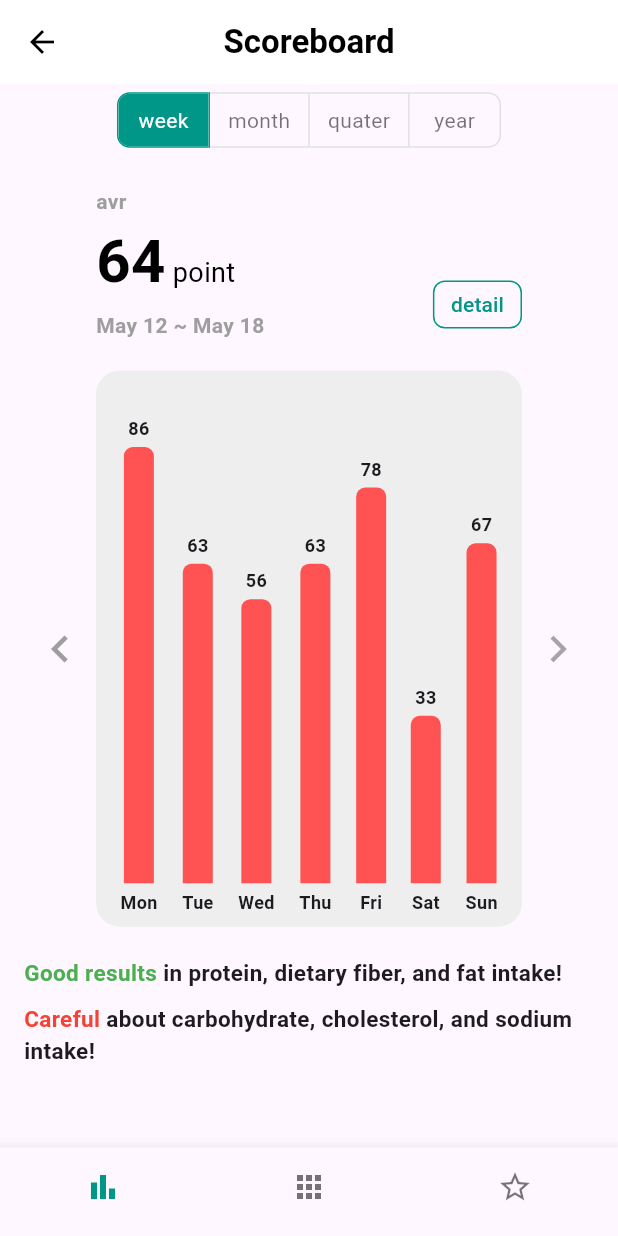
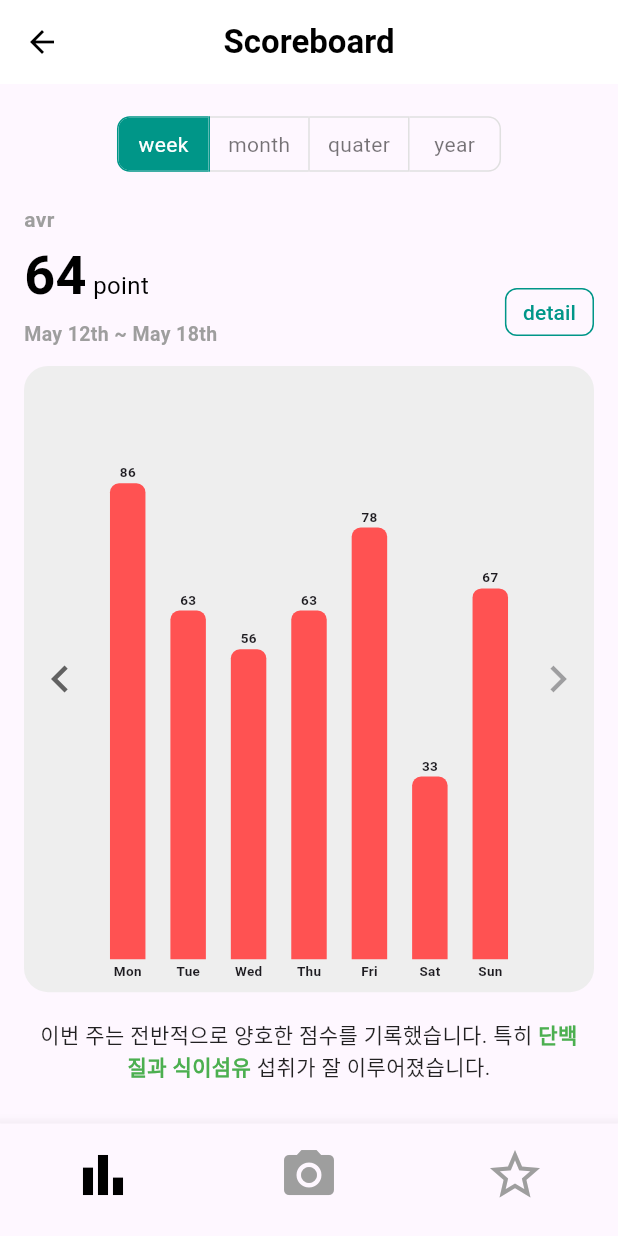
Before and after one commit to mecc91/healthapp, a Flutter app: the Scoreboard screen opened directly, on a phone screen of 412 x 824 dp. Run offline on Flutter 3.47's test engine with Material 3 defaults, Android fonts, the phone set to English and light mode, and no system bars; our stand-ins replace image_picker.

Commit message:
그래프 overflow 버그 수정

```diff
--- a/lib/scoreboardPage/scoreboard.dart
+++ b/lib/scoreboardPage/scoreboard.dart
@@ -1,17 +1,20 @@
 import 'package:flutter/material.dart';
 import 'package:intl/intl.dart'; // 날짜 포맷팅을 위해 추가
 import 'dart:math'; // 랜덤 데이터 생성을 위해 추가
+// import 'dart:io'; // Required for _takePicture -> MealRecord if needed // 필요시 활성화
+import 'package:image_picker/image_picker.dart'; // Required for _takePicture
+import 'package:healthymeal/mealrecordPage/mealrecord.dart'; // For MealRecord page
+import 'package:healthymeal/recommendationPage/recommendation.dart'; // For Recommendation page
 import '../nutrientintakePage/nutrientintake.dart'; // 상세 화면 import 추가
 
 // 기본 테마 색상 정의
 const Color primaryColor = Colors.teal;
 const Color accentColor = Colors.redAccent;
-const double arrowButtonHorizontalSpace = 48.0;
+// const double arrowButtonHorizontalSpace = 48.0; // 이 상수는 "avr" 섹션 패딩에 직접 사용되지 않음
 
 // --- 데이터 시뮬레이션 설정 ---
-// 오늘 날짜 기준 몇 주 전/후 데이터까지 생성할지 설정
 const int weeksOfDataBeforeToday = 4;
-const int weeksOfDataAfterToday = 0; // 미래 데이터는 없다고 가정
+const int weeksOfDataAfterToday = 0;
 
 class Scoreboard extends StatefulWidget {
   const Scoreboard({super.key});
@@ -21,18 +24,36 @@ class Scoreboard extends StatefulWidget {
 }
 
 class _ScoreboardState extends State<Scoreboard> {
-  List<bool> _isSelected = [true, false, false, false];
-  int _selectedIndex = 0;
+  List<bool> _isSelectedToggle = [true, false, false, false];
 
-  // --- 상태 변수 추가 ---
-  late DateTime currentWeekStartDate; // 현재 표시 중인 주의 시작일 (월요일 기준)
-  late DateTime oldestWeekStartDate; // 표시 가능한 가장 오래된 주의 시작일
-  late DateTime newestWeekStartDate; // 표시 가능한 가장 최신 주의 시작일
-  List<Map<String, dynamic>> currentWeekData = []; // 현재 주의 데이터
-  double currentAverageScore = 0; // 현재 주의 평균 점수
+  late DateTime currentWeekStartDate;
+  late DateTime oldestWeekStartDate;
+  late DateTime newestWeekStartDate;
+  List<Map<String, dynamic>> currentWeekData = [];
+  double currentAverageScore = 0;
 
-  // 요일 이름 매핑 (데이터 생성 시 사용)
   final List<String> dayNames = ['Mon', 'Tue', 'Wed', 'Thu', 'Fri', 'Sat', 'Sun'];
+  final ImagePicker _picker = ImagePicker();
+
+  Future<void> _takePicture() async {
+    final XFile? pickedFile = await _picker.pickImage(source: ImageSource.camera);
+    if (pickedFile != null) {
+      if (mounted) {
+        Navigator.push(
+          context,
+          MaterialPageRoute(
+            builder: (context) => MealRecord(initialImageFile: pickedFile),
+          ),
+        );
+      }
+    } else {
+      if (mounted) {
+        ScaffoldMessenger.of(context).showSnackBar(
+          const SnackBar(content: Text('사진 촬영이 취소되었거나 실패했습니다.')),
+        );
+      }
+    }
+  }
 
   @override
   void initState() {
@@ -40,20 +61,14 @@ class _ScoreboardState extends State<Scoreboard> {
     _initializeDatesAndData();
   }
 
-  // 날짜 및 초기 데이터 설정
   void _initializeDatesAndData() {
     final now = DateTime.now();
-    // 현재 주의 월요일 계산
     currentWeekStartDate = now.subtract(Duration(days: now.weekday - 1));
-    // 가장 오래된 주와 최신 주 계산
     oldestWeekStartDate = currentWeekStartDate.subtract(Duration(days: weeksOfDataBeforeToday * 7));
-    newestWeekStartDate = currentWeekStartDate.subtract(Duration(days: -weeksOfDataAfterToday * 7));
-
-    // 초기 데이터 로드
+    newestWeekStartDate = currentWeekStartDate.add(Duration(days: weeksOfDataAfterToday * 7));
     _loadWeekData(currentWeekStartDate);
   }
 
-  // 특정 주의 데이터 로드 (시뮬레이션)
   void _loadWeekData(DateTime startDate) {
     setState(() {
       currentWeekStartDate = startDate;
@@ -62,40 +77,40 @@ class _ScoreboardState extends State<Scoreboard> {
     });
   }
 
-  // 주간 데이터 시뮬레이션 함수
   List<Map<String, dynamic>> _getSimulatedWeekData(DateTime startDate) {
-    // startDate를 기반으로 고유한 랜덤 시드를 생성하여 매번 같은 주에 대해 동일한 데이터 생성
     final random = Random(startDate.millisecondsSinceEpoch ~/ Duration.millisecondsPerDay);
     List<Map<String, dynamic>> weekData = [];
     for (int i = 0; i < 7; i++) {
       weekData.add({
         'day': dayNames[i],
-        'value': random.nextInt(71) + 30, // 30 ~ 100 사이의 랜덤 점수
+        'value': random.nextInt(71) + 30, // 30 ~ 100 사이의 점수
       });
     }
     return weekData;
   }
 
-  // 평균 점수 계산
   double _calculateAverageScore(List<Map<String, dynamic>> data) {
     if (data.isEmpty) return 0;
     final totalScore = data.map((d) => d['value'] as int).reduce((a, b) => a + b);
     return totalScore / data.length;
   }
 
-  // 날짜 범위 포맷팅
   String _formatDateRange(DateTime startDate) {
     final endDate = startDate.add(const Duration(days: 6));
-    // 예: April 28 ~ May 4
-    final formatter = DateFormat('MMMM d'); // 'th' 등 서수 표현은 intl 기본 기능 아님
-    return "${formatter.format(startDate)} ~ ${formatter.format(endDate)}";
+    String formatWithSuffix(DateTime date) {
+        String day = DateFormat('d').format(date);
+        String suffix = 'th';
+        if (day.endsWith('1') && !day.endsWith('11')) suffix = 'st';
+        else if (day.endsWith('2') && !day.endsWith('12')) suffix = 'nd';
+        else if (day.endsWith('3') && !day.endsWith('13')) suffix = 'rd';
+        return "${DateFormat('MMMM').format(date)} ${day}${suffix}";
+    }
+    return "${formatWithSuffix(startDate)} ~ ${formatWithSuffix(endDate)}";
   }
 
-  // 이전/다음 주로 변경하는 로직
   void _changeWeek(int weeksToAdd) {
     final targetStartDate = currentWeekStartDate.add(Duration(days: weeksToAdd * 7));
 
-    // 경계 확인
     if (targetStartDate.isBefore(oldestWeekStartDate)) {
       ScaffoldMessenger.of(context).showSnackBar(
         const SnackBar(content: Text('더 이상 이전 데이터가 없습니다.'), duration: Duration(seconds: 1)),
@@ -108,36 +123,17 @@ class _ScoreboardState extends State<Scoreboard> {
       );
       return;
     }
-
-    // 데이터 로드
     _loadWeekData(targetStartDate);
   }
 
-
-  // 컨테이너 높이에 따라 막대 최대 높이 계산
-  double calculateMaxBarHeight(double containerHeight) {
-    const double verticalPaddingAndLabelsHeight = 80.0;
-    double calculatedHeight = containerHeight - verticalPaddingAndLabelsHeight;
-    return calculatedHeight > 50 ? calculatedHeight : 50.0;
-  }
-
-  // 값에 따른 막대 높이 계산 (maxBarHeight 인자 추가)
-  double calculateBarHeight(int value, double maxBarHeight) {
-     // 현재 주 데이터의 최대값 찾기
-     if (currentWeekData.isEmpty) return 0;
-     // 데이터가 모두 0 이하일 경우 maxValue가 0이 될 수 있으므로 기본값 1 설정
-     final maxValue = currentWeekData.map((d) => d['value'] as int).reduce((a, b) => a > b ? a : b);
-     if (maxValue <= 0 || maxBarHeight <= 0) return 0; // 0 또는 음수 방지, 최대값이 0이하일 때 높이 0 반환
-     return (value / maxValue) * maxBarHeight;
+  double calculateBarHeight(int value, double heightFor100PointBar, int referenceMaxValue) {
+     if (value <= 0 || referenceMaxValue <= 0 || heightFor100PointBar <= 0) return 0;
+     double calculatedHeight = (value / referenceMaxValue.toDouble()) * heightFor100PointBar;
+     return max(0, calculatedHeight);
   }
 
   @override
   Widget build(BuildContext context) {
-    final screenSize = MediaQuery.of(context).size;
-    final double graphContainerHeight = screenSize.height * 0.45;
-    final double maxBarHeight = calculateMaxBarHeight(graphContainerHeight);
-
-    // 버튼 활성화 상태 결정
     final bool canGoBack = currentWeekStartDate.isAfter(oldestWeekStartDate);
     final bool canGoForward = currentWeekStartDate.isBefore(newestWeekStartDate);
 
@@ -150,20 +146,20 @@ class _ScoreboardState extends State<Scoreboard> {
         elevation: 0,
       ),
       body: Padding(
-        padding: const EdgeInsets.symmetric(horizontal: 16.0),
+        padding: const EdgeInsets.fromLTRB(16.0, 16.0, 16.0, 8.0), // 전체 화면 좌우 패딩
         child: Column(
           crossAxisAlignment: CrossAxisAlignment.start,
           children: [
-            Center( // ToggleButtons
+            Center(
               child: ToggleButtons(
-                isSelected: _isSelected,
+                // ... (토글 버튼 설정 - 변경 없음) ...
+                isSelected: _isSelectedToggle,
                 onPressed: (int index) {
                   setState(() {
-                    for (int i = 0; i < _isSelected.length; i++) {
-                      _isSelected[i] = false;
+                    for (int i = 0; i < _isSelectedToggle.length; i++) {
+                      _isSelectedToggle[i] = false;
                     }
-                    _isSelected[index] = true;
-                    // TODO: 다른 탭(month, quater, year) 기능 구현 시 로직 추가
+                    _isSelectedToggle[index] = true;
                   });
                 },
                 borderRadius: BorderRadius.circular(8.0),
@@ -181,12 +177,11 @@ class _ScoreboardState extends State<Scoreboard> {
                 ],
               ),
             ),
-            const SizedBox(height: 20),
-
-            // --- avr, 점수, 날짜, detail 버튼 영역 ---
-            Padding(
-              padding: const EdgeInsets.symmetric(horizontal: arrowButtonHorizontalSpace),
+            const SizedBox(height: 16),
+            Padding( // "avr" 점수 섹션 패딩: 그래프 영역과 시각적 정렬을 위해 좌우 패딩을 0 또는 작은 값으로 설정
+              padding: const EdgeInsets.symmetric(horizontal: 0), // 또는 4.0 등 작은 값
               child: Column(
+                // ... (avr 점수 표시 UI - 변경 없음) ...
                 crossAxisAlignment: CrossAxisAlignment.start,
                 children: [
                   const Text("avr", style: TextStyle(color: Colors.grey, fontSize: 14, fontWeight: FontWeight.bold)),
@@ -198,36 +193,32 @@ class _ScoreboardState extends State<Scoreboard> {
                       Column(
                         crossAxisAlignment: CrossAxisAlignment.start,
                         children: [
-                          Text.rich( // 평균 점수 표시
+                          Text.rich(
                             TextSpan(
-                              style: const TextStyle(fontSize: 40, fontWeight: FontWeight.bold, color: Colors.black),
+                              style: const TextStyle(fontSize: 36, fontWeight: FontWeight.bold, color: Colors.black),
                               children: [
-                                // 평균 점수를 반올림하여 정수로 표시
                                 TextSpan(text: currentAverageScore.toStringAsFixed(0)),
                                 const TextSpan(
                                   text: ' point',
-                                  style: TextStyle(fontSize: 18, fontWeight: FontWeight.normal),
+                                  style: TextStyle(fontSize: 16, fontWeight: FontWeight.normal),
                                 ),
                               ],
                             ),
                           ),
                           const SizedBox(height: 4),
-                          Text( // 날짜 범위 표시
+                          Text(
                             _formatDateRange(currentWeekStartDate),
-                            style: const TextStyle(color: Colors.grey, fontSize: 14, fontWeight: FontWeight.bold)
+                            style: const TextStyle(color: Colors.grey, fontSize: 13, fontWeight: FontWeight.bold)
                           ),
                         ],
                       ),
                       OutlinedButton(
-                        // --- 수정된 부분 ---
                         onPressed: () {
-                          // ScoreboardDetailScreen으로 이동
                           Navigator.push(
                             context,
                             MaterialPageRoute(builder: (context) => const NutrientIntake()),
                           );
                         },
-                        // --- 여기까지 ---
                         style: OutlinedButton.styleFrom(
                           foregroundColor: primaryColor, side: const BorderSide(color: primaryColor),
                           padding: const EdgeInsets.symmetric(horizontal: 12, vertical: 6),
@@ -241,56 +232,89 @@ class _ScoreboardState extends State<Scoreboard> {
                 ],
               )
             ),
-            const SizedBox(height: 20),
-
-            // --- 그래프 영역 (스와이프 감지 추가) ---
-            Row(
-              crossAxisAlignment: CrossAxisAlignment.center,
-              children: [
-                // 왼쪽 화살표 버튼 (활성화/비활성화)
-                IconButton(
-                  icon: const Icon(Icons.chevron_left),
-                  iconSize: 36.0,
-                  padding: EdgeInsets.zero,
-                  constraints: const BoxConstraints(),
-                  // 이전 주로 갈 수 없으면 onPressed 비활성화 (null)
-                  onPressed: canGoBack ? () => _changeWeek(-1) : null,
-                  // 비활성화 시 색상 변경
-                  color: canGoBack ? Colors.grey : Colors.grey.shade300,
-                ),
-                // GestureDetector로 스와이프 감지 영역 확장
+            const SizedBox(height: 12),
             Expanded(
-                  child: GestureDetector(
-                    // 스와이프 종료 시 호출
+              flex: 6, // 그래프 영역 flex 값
+              child: GestureDetector( // GestureDetector가 전체 그래프 영역(회색 배경)을 감쌈
                 onHorizontalDragEnd: (details) {
-                      // 스와이프 속도 및 방향 확인
-                      // --- 수정: 스와이프 방향 반전 ---
-                      if (details.primaryVelocity! > 100) { // 오른쪽 스와이프 (속도 임계값 조절 가능)
-                          _changeWeek(-1); // 이전 주 (스와이프 방향에 맞춰 수정)
-                      } else if (details.primaryVelocity! < -100) { // 왼쪽 스와이프
-                          _changeWeek(1); // 다음 주 (스와이프 방향에 맞춰 수정)
+                  if (details.primaryVelocity! > 100) {
+                      if (canGoBack) _changeWeek(-1);
+                  } else if (details.primaryVelocity! < -100) {
+                      if (canGoForward) _changeWeek(1);
                   }
                 },
-                    child: Container( // 그래프 컨테이너
-                      padding: const EdgeInsets.symmetric(vertical: 8, horizontal: 8),
-                      height: graphContainerHeight,
+                child: LayoutBuilder( // LayoutBuilder가 전체 그래프 영역의 제약조건을 제공
+                  builder: (context, constraints) {
+                    final double availableHeightForGraphContainer = constraints.maxHeight;
+                    final double availableWidthForGraphContainer = constraints.maxWidth;
+
+                    // 그래프 요소들의 예상 높이 및 패딩 (이전과 유사하게 유지 또는 미세 조정)
+                    const double valueTextFontSize = 9.0;
+                    const double dayTextFontSize = 9.0;
+                    const double textLineHeightApproximation = valueTextFontSize * 1.7;
+                    const double topSizedBoxHeight = 1.0;
+                    const double bottomSizedBoxHeight = 1.0;
+                    const double graphContainerVerticalPadding = 8.0 * 2; // 회색 컨테이너의 상하 패딩
+                    // 화살표 버튼의 대략적인 너비 (양쪽 합산) 및 내부 패딩 고려
+                    const double iconButtonEffectiveWidth = 36.0; // 아이콘 크기 기준, 실제 터치 영역은 더 클 수 있음
+                    const double horizontalPaddingForBarArea = 5.0 * 2; // 막대 영역 좌우 내부 패딩
+
+                    // 100점 기준 막대의 시각적 최대 높이 계산
+                    final double heightFor100PointBarVisual = availableHeightForGraphContainer -
+                        (textLineHeightApproximation * 2) -
+                        topSizedBoxHeight -
+                        bottomSizedBoxHeight -
+                        graphContainerVerticalPadding;
+
+                    // 실제 막대들이 그려질 영역의 순수 너비 계산
+                    final double barDisplayAreaWidth = availableWidthForGraphContainer -
+                                                  (iconButtonEffectiveWidth * 2) - // 양쪽 화살표 너비
+                                                  horizontalPaddingForBarArea; // 막대 영역 내부 패딩
+
+                    // 막대 너비 계산
+                    final double barWidth = barDisplayAreaWidth / (currentWeekData.length * 1.8); // 비율 조정 (막대 두께)
+
+                    return Container( // 회색 배경 컨테이너
+                      padding: const EdgeInsets.symmetric(vertical: 8.0, horizontal: 4.0), // 좌우 패딩 최소화 (화살표 공간 확보)
                       decoration: BoxDecoration(
                         color: Colors.grey.shade200,
                         borderRadius: BorderRadius.circular(16),
                       ),
-                      child: Row( // 막대 그래프
+                      child: Row( // 화살표와 막대 영역을 포함하는 Row
+                        crossAxisAlignment: CrossAxisAlignment.center,
+                        children: [
+                          IconButton( // 왼쪽 화살표
+                            icon: const Icon(Icons.chevron_left),
+                            iconSize: 36.0,
+                            padding: EdgeInsets.zero, // 패딩 최소화
+                            constraints: const BoxConstraints(), // 제약 최소화
+                            visualDensity: VisualDensity.compact, // 밀도 조정
+                            onPressed: canGoBack ? () => _changeWeek(-1) : null,
+                            color: canGoBack ? Colors.grey.shade700 : Colors.grey.shade300,
+                          ),
+                          Expanded( // 실제 막대들이 그려지는 영역
+                            child: Container(
+                              padding: const EdgeInsets.symmetric(horizontal: 5.0), // 막대 영역 좌우 패딩
+                              child: Row(
                                 crossAxisAlignment: CrossAxisAlignment.end,
                                 mainAxisAlignment: MainAxisAlignment.spaceAround,
                                 children: currentWeekData.map((dayData) {
-                          final barHeight = calculateBarHeight(dayData['value'], maxBarHeight);
+                                  final barHeightValue = calculateBarHeight(
+                                      dayData['value'],
+                                      heightFor100PointBarVisual > 0 ? heightFor100PointBarVisual : 0,
+                                      100 // 기준 최대값 (100점)
+                                  );
                                   return Column(
                                     mainAxisAlignment: MainAxisAlignment.end,
                                     children: [
-                              Text("${dayData['value']}", style: const TextStyle(fontWeight: FontWeight.bold, fontSize: 12)),
-                              const SizedBox(height: 4),
+                                      Text(
+                                        "${dayData['value']}",
+                                        style: const TextStyle(fontWeight: FontWeight.bold, fontSize: valueTextFontSize)
+                                      ),
+                                      const SizedBox(height: topSizedBoxHeight),
                                       Container(
-                                height: barHeight,
-                                width: 20,
+                                        height: barHeightValue,
+                                        width: barWidth > 0 ? barWidth : 0, // 너비 음수 방지
                                         decoration: BoxDecoration(
                                           color: accentColor,
                                           borderRadius: const BorderRadius.only(
@@ -299,10 +323,10 @@ class _ScoreboardState extends State<Scoreboard> {
                                           ),
                                         ),
                                       ),
-                              const SizedBox(height: 4),
+                                      const SizedBox(height: bottomSizedBoxHeight),
                                       Text(
                                         dayData['day'],
-                                style: const TextStyle(fontSize: 12, fontWeight: FontWeight.bold)
+                                        style: const TextStyle(fontSize: dayTextFontSize, fontWeight: FontWeight.bold)
                                       ),
                                     ],
                                   );
@@ -310,62 +334,86 @@ class _ScoreboardState extends State<Scoreboard> {
                               ),
                             ),
                           ),
-                ),
-                 // 오른쪽 화살표 버튼 (활성화/비활성화)
-                 IconButton(
+                          IconButton( // 오른쪽 화살표
                             icon: const Icon(Icons.chevron_right),
                             iconSize: 36.0,
                             padding: EdgeInsets.zero,
                             constraints: const BoxConstraints(),
-                   // 다음 주로 갈 수 없으면 onPressed 비활성화 (null)
+                            visualDensity: VisualDensity.compact,
                             onPressed: canGoForward ? () => _changeWeek(1) : null,
-                    // 비활성화 시 색상 변경
-                   color: canGoForward ? Colors.grey : Colors.grey.shade300,
+                            color: canGoForward ? Colors.grey.shade700 : Colors.grey.shade300,
                           ),
                         ],
                       ),
-            const SizedBox(height: 20),
-
-            // --- 결과 텍스트 ---
+                    );
+                  },
+                ),
+              ),
+            ),
+            const SizedBox(height: 10),
+            Flexible(
+              flex: 1, // 코멘트 영역 flex 값
+              child: Container(
+                // ... (코멘트 UI - 변경 없음) ...
+                padding: const EdgeInsets.all(8.0),
+                child: ListView(
+                  shrinkWrap: true,
+                  children: [
                     Text.rich(
                       TextSpan(
-                style: const TextStyle(fontSize: 15, fontWeight: FontWeight.bold),
+                        style: const TextStyle(fontSize: 14, fontWeight: FontWeight.normal, color: Colors.black87),
                         children: const [
-                  TextSpan(text: "Good results ", style: TextStyle(color: Colors.green)),
-                  TextSpan(text: "in protein, dietary fiber, and fat intake!"),
+                          TextSpan(text: "이번 주는 전반적으로 양호한 점수를 기록했습니다. 특히 "),
+                          TextSpan(text: "단백질과 식이섬유 ", style: TextStyle(color: Colors.green, fontWeight: FontWeight.bold)),
+                          TextSpan(text: "섭취가 잘 이루어졌습니다. "),
+                        ],
+                      ),
+                       textAlign: TextAlign.center,
+                    ),
+                    const SizedBox(height: 8),
+                    Text.rich(
+                      TextSpan(
+                        style: const TextStyle(fontSize: 14, fontWeight: FontWeight.normal, color: Colors.black87),
+                        children: const [
+                          TextSpan(text: "다만, "),
+                          TextSpan(text: "탄수화물과 나트륨 ", style: TextStyle(color: Colors.red, fontWeight: FontWeight.bold)),
+                          TextSpan(text: "섭취량에 조금 더 주의가 필요해 보입니다. 다음 주에는 균형 잡힌 식단을 유지해 보세요!"),
+                        ],
+                      ),
+                      textAlign: TextAlign.center,
+                    ),
                   ],
                 ),
               ),
-            const SizedBox(height: 10),
-            Text.rich(
-              TextSpan(
-                style: const TextStyle(fontSize: 15, fontWeight: FontWeight.bold),
-                children: const [
-                  TextSpan(text: "Careful ", style: TextStyle(color: Colors.red)),
-                  TextSpan(text: "about carbohydrate, cholesterol, and sodium intake!"),
+            ),
           ],
         ),
       ),
-            const SizedBox(height: 20), // 하단 여백
-          ],
-        ),
-      ),
-      bottomNavigationBar: BottomNavigationBar( // 하단 네비게이션 바
-        currentIndex: _selectedIndex,
-        onTap: (int index) {
-          setState(() { _selectedIndex = index; });
-           // TODO: 각 탭 기능 구현
-        },
-        selectedItemColor: primaryColor,
-        unselectedItemColor: Colors.black54,
+      bottomNavigationBar: BottomNavigationBar(
+        // ... (BottomNavigationBar - 변경 없음) ...
+        currentIndex: 0,
+        selectedItemColor: Colors.black,
+        unselectedItemColor: Colors.grey,
         showSelectedLabels: false,
         showUnselectedLabels: false,
         items: const [
-          BottomNavigationBarItem(icon: Icon(Icons.bar_chart), label: ''),
-          BottomNavigationBarItem(icon: Icon(Icons.apps), label: ''),
-          BottomNavigationBarItem(icon: Icon(Icons.star_outline), label: ''),
+          BottomNavigationBarItem(icon: Icon(Icons.bar_chart, size: 40), label: ''),
+          BottomNavigationBarItem(icon: Icon(Icons.camera_alt, size: 40), label: ''),
+          BottomNavigationBarItem(icon: Icon(Icons.star_border, size: 40), label: ''),
         ],
         type: BottomNavigationBarType.fixed,
+        onTap: (index) {
+          if (index == 0) {
+            // 현재 화면
+          } else if (index == 1) {
+            _takePicture();
+          } else if (index == 2) {
+            Navigator.push(
+              context,
+              MaterialPageRoute(builder: (context) => const Recommendation()),
+            );
+          }
+        },
       ),
     );
   }
```
Also changed, not shown: lib/nutrientintakePage/nutrientintake.dart (+166 -177 lines), 125 other files. Lines whose indentation alone changed are shown as unchanged.
